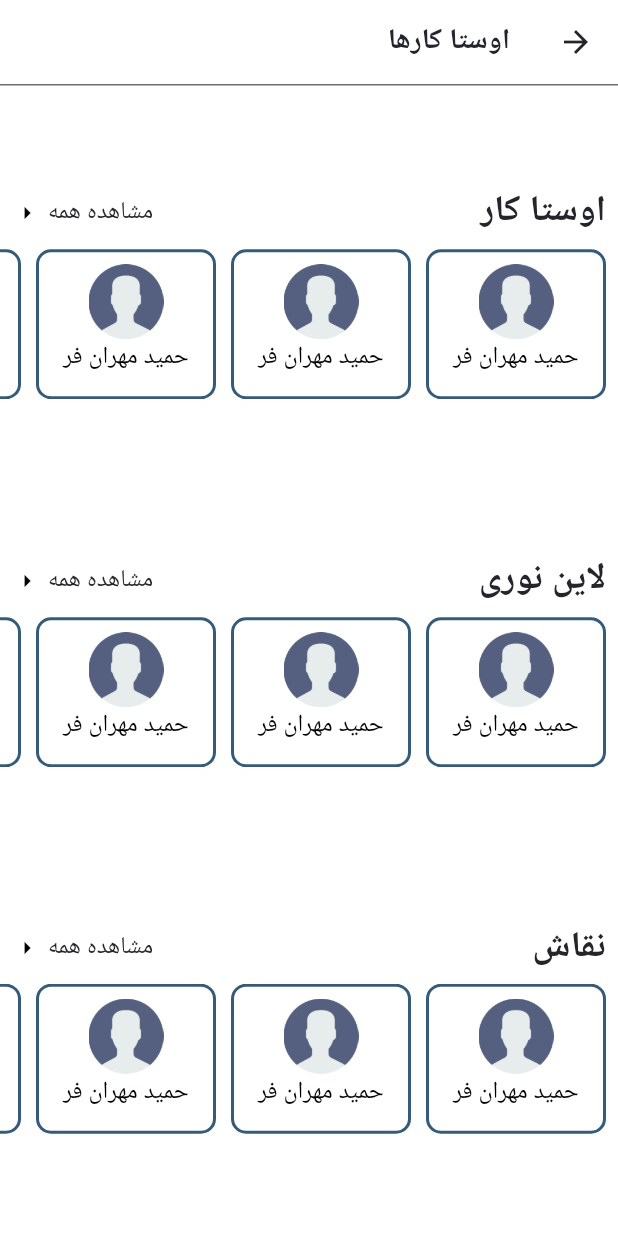
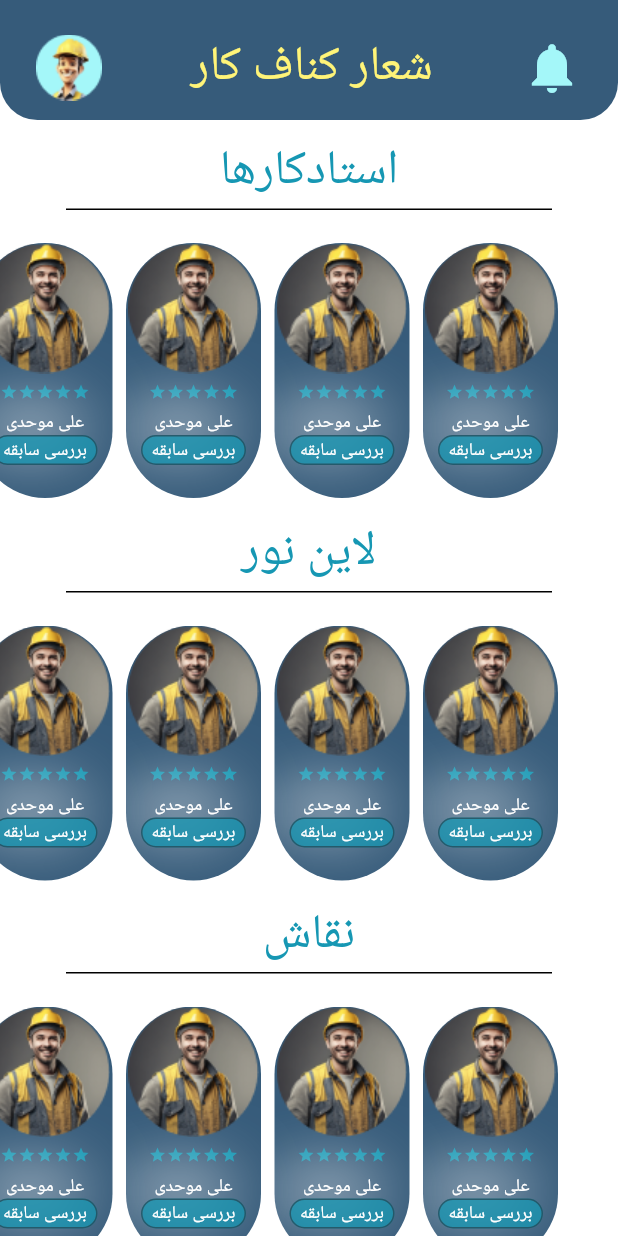
Before and after one commit to hamidmehranfar/kanaf, a Flutter app: the MasterServicesScreen screen opened directly, on a phone screen of 412 x 824 dp. Run offline on Flutter 3.47's test engine with Material 3 defaults, Android fonts, the phone set to English and light mode, and no system bars; our stand-ins replace carousel_slider, flutter_spinkit, get, iconly, infinite_scroll_pagination, pin_code_fields and 1 more.

Commit message:
add master service screen

```diff
--- a/lib/models/enums/master_services.dart
+++ b/lib/models/enums/master_services.dart
@@ -9,9 +9,9 @@ String convertServiceToString(MasterServices service){
     return "اوستا کار";
   }
   else if(service == MasterServices.opticalLine){
-    return "لاین نوری";
+    return "لاین نور";
   }
   else{
-    return "نقاش";
+    return "نقاش ها";
   }
 }
--- a/lib/screens/master_services_screen.dart
+++ b/lib/screens/master_services_screen.dart
@@ -1,4 +1,6 @@
 import 'package:flutter/material.dart';
+import 'package:kanaf/global_configs.dart';
+import '../widgets/custom_appbar.dart';
 import '/controllers/size_controller.dart';
 import '/models/enums/master_services.dart';
 import '/widgets/master_services_items.dart';
@@ -11,36 +13,109 @@ class MasterServicesScreen extends StatelessWidget {
   Widget build(BuildContext context) {
     var theme = Theme.of(context);
     return Scaffold(
-      appBar: AppBar(
-        title: Text("اوستا کارها", style: theme.textTheme.titleLarge,),
-        bottom: MyDivider(
-          color: theme.colorScheme.inverseSurface,
-          height: 1,
-          thickness: 1,
-        )
-      ),
+      appBar: const CustomAppbar(),
       body: SizedBox(
         height: SizeController.height,
-        child: Column(
+        width: SizeController.width,
+        child: ListView(
+          shrinkWrap: true,
           children: [
-            const SizedBox(height: 16,),
-            Expanded(
-              child: Column(
-                mainAxisAlignment: MainAxisAlignment.spaceAround,
-                children: [
-                  MasterServicesItems(
-                    service: MasterServices.master,
-                  ),
-                  MasterServicesItems(
-                    service: MasterServices.opticalLine,
-                  ),
-                  MasterServicesItems(
-                    service: MasterServices.painter,
-                  ),
-                ],
+            const SizedBox(height: 14,),
+            Center(
+              child: Text("استادکارها", style: theme.textTheme.headlineLarge?.copyWith(
+                color: theme.colorScheme.tertiary,
+                fontWeight: FontWeight.w300
+              ),),
+            ),
+            const SizedBox(height: 5,),
+            Padding(
+              padding: globalPadding * 11,
+              child: MyDivider(
+                color: theme.colorScheme.onSecondary,
+                height: 1,
+                thickness: 1,
+              ),
+            ),
+            const SizedBox(height: 22,),
+            SizedBox(
+              width: SizeController.width,
+              height: 170,
+              child: ListView.separated(
+                padding: globalPadding * 10,
+                scrollDirection: Axis.horizontal,
+                itemBuilder: (context, index){
+                  return const MasterServicesItems(service: MasterServices.master);
+                },
+                separatorBuilder: (context, index){
+                  return const SizedBox(width: 9,);
+                },
+                itemCount: 4,
               ),
             ),
             const SizedBox(height: 16,),
+            Center(
+              child: Text("لاین نور", style: theme.textTheme.headlineLarge?.copyWith(
+                  color: theme.colorScheme.tertiary,
+                  fontWeight: FontWeight.w300
+              ),),
+            ),
+            const SizedBox(height: 5,),
+            Padding(
+              padding: globalPadding * 11,
+              child: MyDivider(
+                color: theme.colorScheme.onSecondary,
+                height: 1,
+                thickness: 1,
+              ),
+            ),
+            const SizedBox(height: 22,),
+            SizedBox(
+              width: SizeController.width,
+              height: 170,
+              child: ListView.separated(
+                padding: globalPadding * 10,
+                scrollDirection: Axis.horizontal,
+                itemBuilder: (context, index){
+                  return const MasterServicesItems(service: MasterServices.opticalLine);
+                },
+                separatorBuilder: (context, index){
+                  return const SizedBox(width: 9,);
+                },
+                itemCount: 4,
+              ),
+            ),
+            const SizedBox(height: 16,),
+            Center(
+              child: Text("نقاش", style: theme.textTheme.headlineLarge?.copyWith(
+                  color: theme.colorScheme.tertiary,
+                  fontWeight: FontWeight.w300
+              ),),
+            ),
+            const SizedBox(height: 5,),
+            Padding(
+              padding: globalPadding * 11,
+              child: MyDivider(
+                color: theme.colorScheme.onSecondary,
+                height: 1,
+                thickness: 1,
+              ),
+            ),
+            const SizedBox(height: 22,),
+            SizedBox(
+              width: SizeController.width,
+              height: 170,
+              child: ListView.separated(
+                padding: globalPadding * 10,
+                scrollDirection: Axis.horizontal,
+                itemBuilder: (context, index){
+                  return const MasterServicesItems(service: MasterServices.painter);
+                },
+                separatorBuilder: (context, index){
+                  return const SizedBox(width: 9,);
+                },
+                itemCount: 4,
+              ),
+            ),
           ],
         ),
       )
--- a/lib/widgets/master_services_items.dart
+++ b/lib/widgets/master_services_items.dart
@@ -1,5 +1,5 @@
 import 'package:flutter/material.dart';
-import 'package:kanaf/screens/services_list_screen.dart';
+import '/../screens/services_list_screen.dart';
 import '/global_configs.dart';
 import '/models/enums/master_services.dart';
 
@@ -10,72 +10,68 @@ class MasterServicesItems extends StatelessWidget {
   @override
   Widget build(BuildContext context) {
     var theme = Theme.of(context);
-    return Column(
-      crossAxisAlignment: CrossAxisAlignment.start,
-      children: [
-        Padding(
-          padding: globalPadding * 2,
-          child: Row(
-            mainAxisAlignment: MainAxisAlignment.spaceBetween,
-            children: [
-              Text(convertServiceToString(service), style: theme.textTheme.headlineSmall,),
-              InkWell(
-                onTap: (){
-                  Navigator.of(context).push(
-                    MaterialPageRoute(builder: (context){
-                      return ServicesListScreen(service : service);
-                    })
-                  );
-                },
-                child: Row(
-                  children: [
-                    Text("مشاهده همه", style: theme.textTheme.titleMedium,),
-                    const SizedBox(width: 4,),
-                    const Icon(Icons.arrow_left)
-                  ],
+    return InkWell(
+      onTap: (){
+        Navigator.of(context).push(MaterialPageRoute(builder: (context){
+          return const ServicesListScreen(service: MasterServices.master);
+        }));
+      },
+      child: Container(
+        width: 90,
+        height: 170,
+        decoration: BoxDecoration(
+          borderRadius: globalBorderRadius * 10,
+          color: theme.colorScheme.primary
+        ),
+        child: Column(
+          children: [
+            Container(
+              decoration: const BoxDecoration(
+                shape: BoxShape.circle,
+              ),
+              child: Image.asset("assets/images/master_user.png",
+                width: 87,height: 87,fit: BoxFit.fill,)
+            ),
+            const SizedBox(height: 6,),
+            Row(
+              mainAxisAlignment: MainAxisAlignment.center,
+              children: List.generate(5, (index){
+               return Icon(Icons.star, color: theme.colorScheme.tertiary,
+                 size: 12,
+               );
+             }),
+            ),
+            const SizedBox(height: 6,),
+            Text("علی موحدی", style: theme.textTheme.labelMedium?.copyWith(
+              color: theme.colorScheme.onPrimary
+            ),),
+            Container(
+                padding: EdgeInsets.zero,
+                width : 70,
+                height: 20,
+                decoration: BoxDecoration(
+                    color: theme.colorScheme.tertiary.withOpacity(0.75),
+                    borderRadius: globalBorderRadius * 3,
+                    border: Border.all(
+                        color: theme.colorScheme.onSurface.withOpacity(0.5)
+                    ),
+                    boxShadow: [
+                      BoxShadow(
+                        color: theme.colorScheme.onPrimary,
+                        offset: const Offset(-10, -15),
+                        blurRadius: 38,
+                      )
+                    ]
                 ),
-              )
-            ],
-          ),
+                child: Center(
+                  child: Text("بررسی سابقه", style: theme.textTheme.labelMedium?.copyWith(
+                      color: theme.colorScheme.onPrimary
+                  ),),
+                )
+            )
+          ],
         ),
-        const SizedBox(height: 8,),
-        SizedBox(
-          height: 100,
-          child: ListView.separated(
-            padding: globalPadding*2,
-            scrollDirection: Axis.horizontal,
-            itemCount: 10,
-            separatorBuilder: (context, index){
-              return const SizedBox(width: 10,);
-            },
-            itemBuilder: (context, index){
-              return Container(
-                padding: globalAllPadding * 2,
-                width: 120,
-                decoration: BoxDecoration(
-                  borderRadius: globalBorderRadius * 2,
-                  border: Border.all(
-                    color: theme.colorScheme.primary,
-                    width: 2
-                  ),
-                ),
-                child: Column(
-                  crossAxisAlignment: CrossAxisAlignment.center,
-                  children: [
-                    Image.asset("assets/images/user.png",
-                      fit: BoxFit.cover,width: 50,height: 50,),
-                    Text(
-                      "حمید مهران فر",
-                      textAlign: TextAlign.center,
-                      style: theme.textTheme.bodyLarge!.copyWith(color: Colors.black),
-                    ),
-                  ],
-                ),
-              );
-            }
-          ),
-        )
-      ],
+      ),
     );
   }
 }
```
Also changed, not shown: lib/screens/start_screen.dart (+4 -4 lines), assets/images/master_user.png (added).
